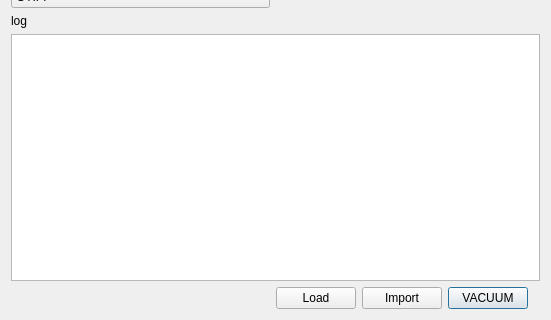
First picture: the form in qgis2raster_dialog_base.ui, repository enzococca/qgis2rasterlite, before the edit; both pictures show x 0 to 551 and y 189 to 509 of the 551 by 509 pixel window.
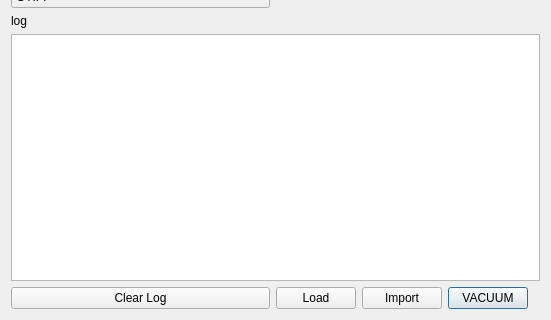
Second picture: the form after the edit. Custom widgets are drawn as their Qt base class.

What changed in the file:
```diff
--- a/qgis2raster_dialog_base.ui
+++ b/qgis2raster_dialog_base.ui
@@ -86,6 +86,13 @@
      </property>
     </widget>
    </item>
+   <item row="11" column="0">
+    <widget class="QPushButton" name="pushButton_clear">
+     <property name="text">
+      <string>Clear Log</string>
+     </property>
+    </widget>
+   </item>
    <item row="11" column="1">
     <widget class="QPushButton" name="pushButton_load">
      <property name="text">
```
